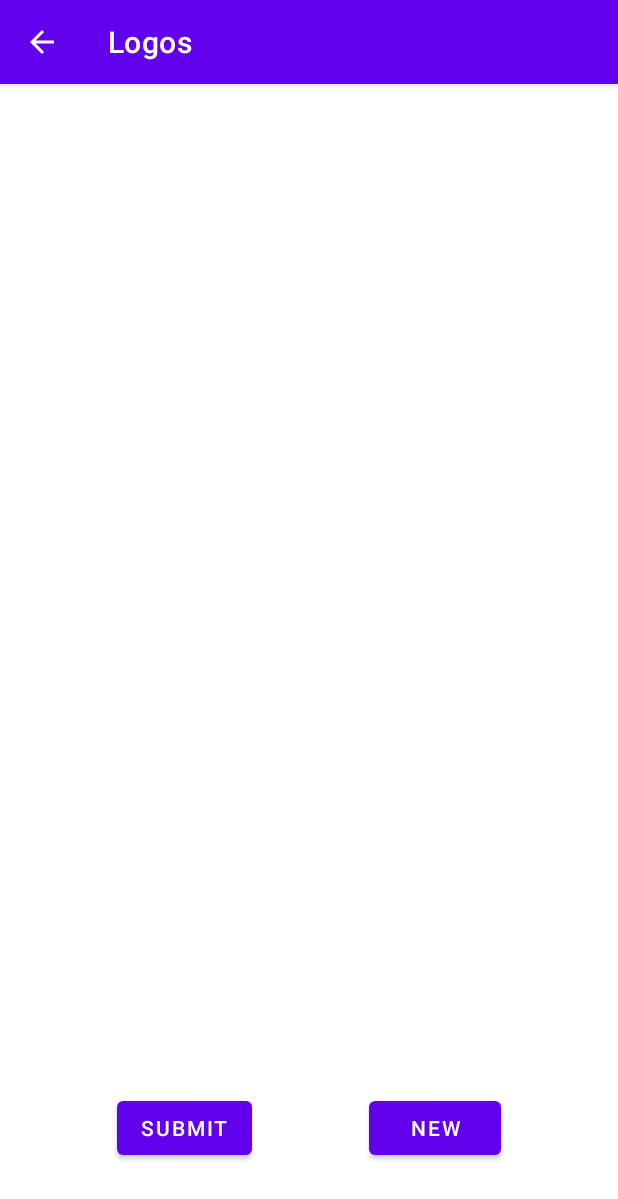
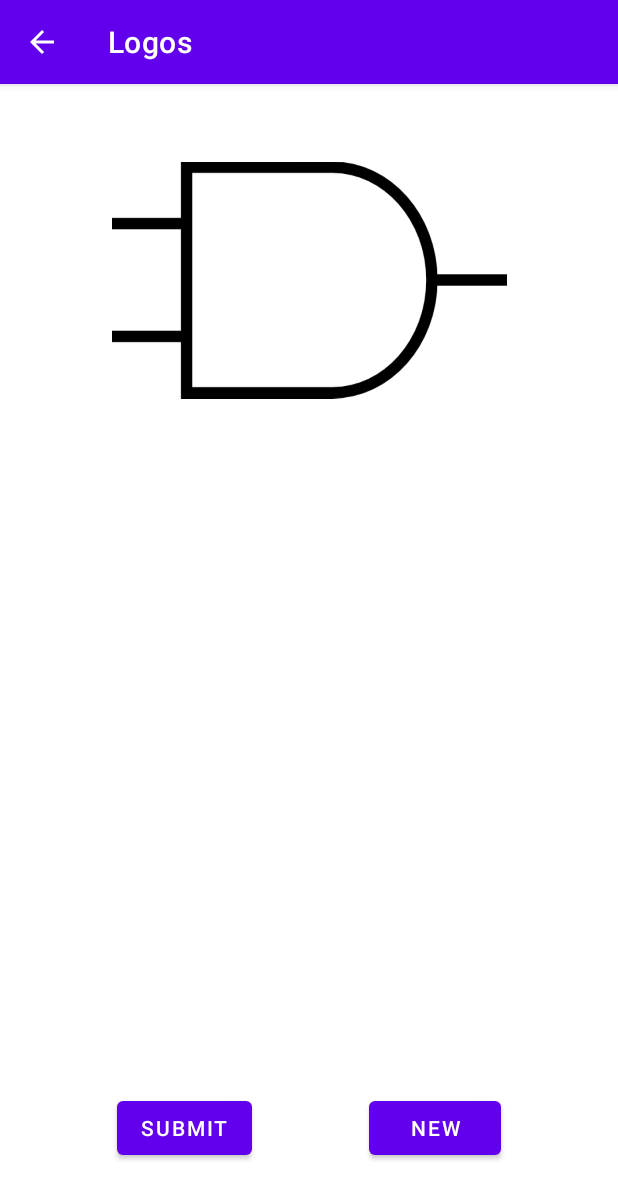
Before and after one commit to JoeBomm/Logos, an Android app: the TrueOrFalseActivity screen opened directly, with no data from a screen before it, on a phone screen of 412 x 824 dp. Shown: the top 1199 px of the screen. Run offline under Robolectric (Android 15) with nearby library versions, the phone set to English and light mode, and no system bars.

Commit message:
test image on True or False

```diff
--- a/app/src/main/res/layout/activity_true_or_false.xml
+++ b/app/src/main/res/layout/activity_true_or_false.xml
@@ -27,4 +27,15 @@
         app:layout_constraintHorizontal_bias="0.5"
         app:layout_constraintStart_toEndOf="@+id/button4" />
 
+    <ImageView
+        android:id="@+id/imageView"
+        android:layout_width="263dp"
+        android:layout_height="228dp"
+        app:layout_constraintBottom_toBottomOf="parent"
+        app:layout_constraintEnd_toEndOf="parent"
+        app:layout_constraintStart_toStartOf="parent"
+        app:layout_constraintTop_toTopOf="parent"
+        app:layout_constraintVertical_bias="0.031"
+        app:srcCompat="@drawable/gate_and" />
+
 </androidx.constraintlayout.widget.ConstraintLayout>
```
Also changed, not shown: app/src/main/res/drawable/gate_and.png (added).
